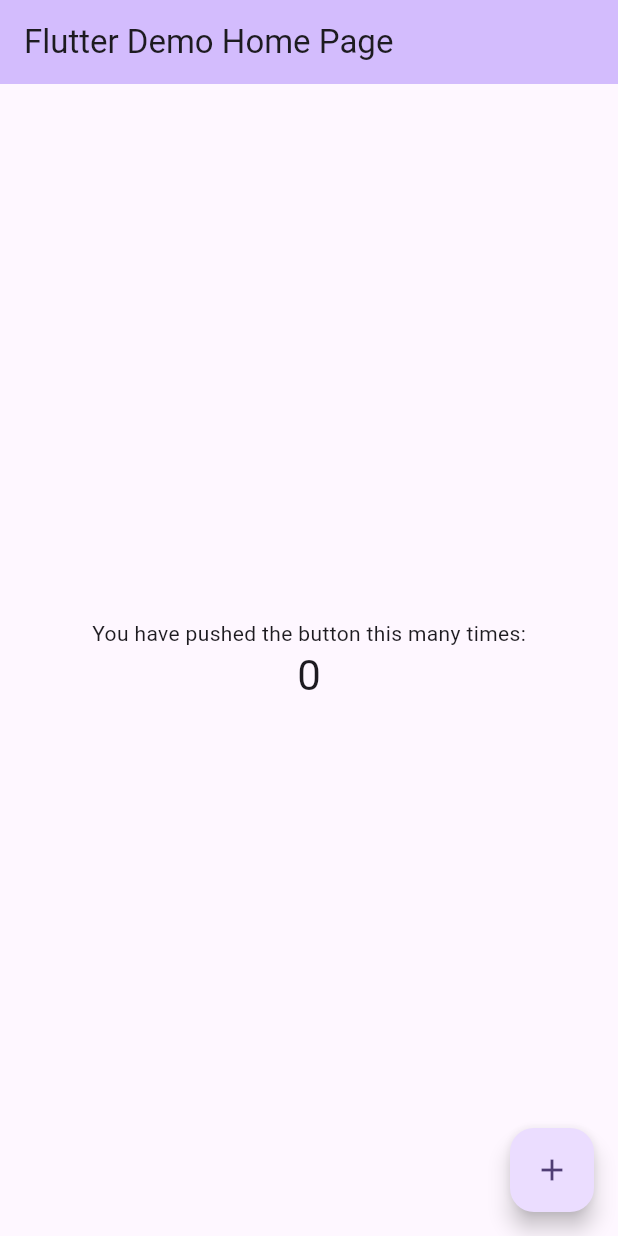
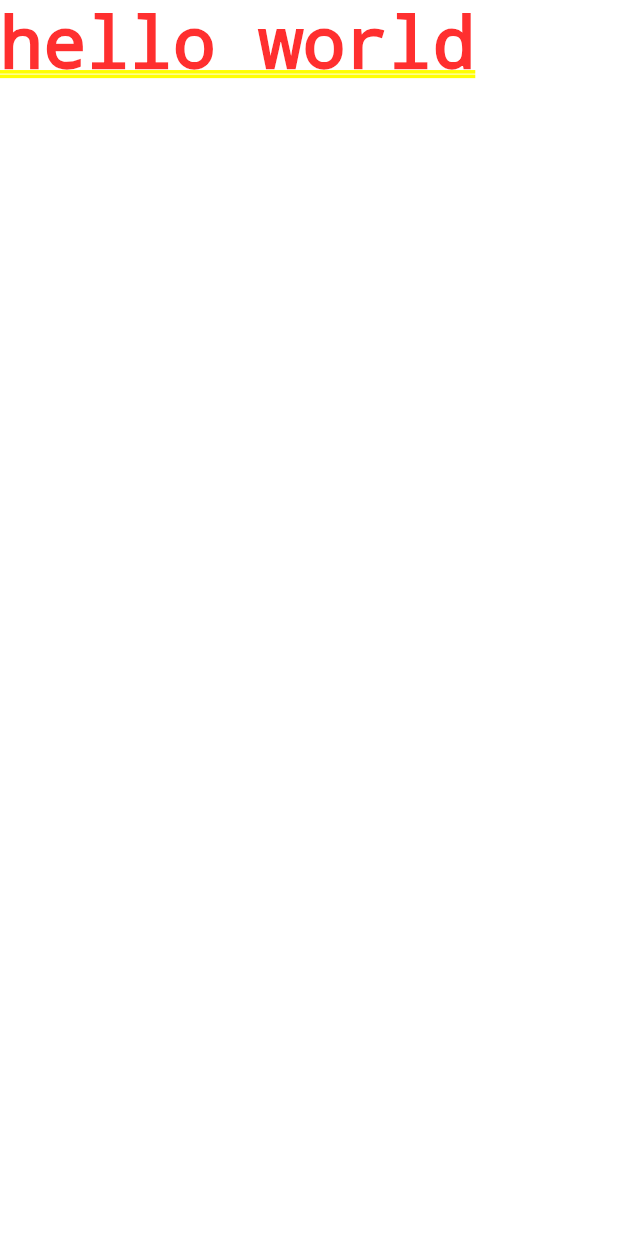
Before and after one commit to anchy99/flutter_application_2, a Flutter app: the screen it shows after launch, on a phone screen of 412 x 824 dp. Run offline on Flutter 3.47's test engine with Material 3 defaults, Android fonts, the phone set to English and light mode, and no system bars.

Commit message:
update homepage

```diff
--- a/lib/main.dart
+++ b/lib/main.dart
@@ -1,4 +1,5 @@
 import 'package:flutter/material.dart';
+import 'package:flutter_application_2/screen/my_home_page.dart';
 
 void main() {
   runApp(const MyApp());
@@ -28,98 +29,10 @@ class MyApp extends StatelessWidget {
         //
         // This works for code too, not just values: Most code changes can be
         // tested with just a hot reload.
-        colorScheme: ColorScheme.fromSeed(seedColor: Colors.deepPurple),
+        colorScheme: ColorScheme.fromSeed(seedColor: Color.fromARGB(255, 58, 96, 183)),
         useMaterial3: true,
       ),
-      home: const MyHomePage(title: 'Flutter Demo Home Page'),
+      home: const MyHomePage(),
     );
   }
 }
-
-class MyHomePage extends StatefulWidget {
-  const MyHomePage({super.key, required this.title});
-
-  // This widget is the home page of your application. It is stateful, meaning
-  // that it has a State object (defined below) that contains fields that affect
-  // how it looks.
-
-  // This class is the configuration for the state. It holds the values (in this
-  // case the title) provided by the parent (in this case the App widget) and
-  // used by the build method of the State. Fields in a Widget subclass are
-  // always marked "final".
-
-  final String title;
-
-  @override
-  State<MyHomePage> createState() => _MyHomePageState();
-}
-
-class _MyHomePageState extends State<MyHomePage> {
-  int _counter = 0;
-
-  void _incrementCounter() {
-    setState(() {
-      // This call to setState tells the Flutter framework that something has
-      // changed in this State, which causes it to rerun the build method below
-      // so that the display can reflect the updated values. If we changed
-      // _counter without calling setState(), then the build method would not be
-      // called again, and so nothing would appear to happen.
-      _counter++;
-    });
-  }
-
-  @override
-  Widget build(BuildContext context) {
-    // This method is rerun every time setState is called, for instance as done
-    // by the _incrementCounter method above.
-    //
-    // The Flutter framework has been optimized to make rerunning build methods
-    // fast, so that you can just rebuild anything that needs updating rather
-    // than having to individually change instances of widgets.
-    return Scaffold(
-      appBar: AppBar(
-        // TRY THIS: Try changing the color here to a specific color (to
-        // Colors.amber, perhaps?) and trigger a hot reload to see the AppBar
-        // change color while the other colors stay the same.
-        backgroundColor: Theme.of(context).colorScheme.inversePrimary,
-        // Here we take the value from the MyHomePage object that was created by
-        // the App.build method, and use it to set our appbar title.
-        title: Text(widget.title),
-      ),
-      body: Center(
-        // Center is a layout widget. It takes a single child and positions it
-        // in the middle of the parent.
-        child: Column(
-          // Column is also a layout widget. It takes a list of children and
-          // arranges them vertically. By default, it sizes itself to fit its
-          // children horizontally, and tries to be as tall as its parent.
-          //
-          // Column has various properties to control how it sizes itself and
-          // how it positions its children. Here we use mainAxisAlignment to
-          // center the children vertically; the main axis here is the vertical
-          // axis because Columns are vertical (the cross axis would be
-          // horizontal).
-          //
-          // TRY THIS: Invoke "debug painting" (choose the "Toggle Debug Paint"
-          // action in the IDE, or press "p" in the console), to see the
-          // wireframe for each widget.
-          mainAxisAlignment: MainAxisAlignment.center,
-          children: <Widget>[
-            const Text(
-              'You have pushed the button this many times:',
-            ),
-            Text(
-              '$_counter',
-              style: Theme.of(context).textTheme.headlineMedium,
-            ),
-          ],
-        ),
-      ),
-      floatingActionButton: FloatingActionButton(
-        onPressed: _incrementCounter,
-        tooltip: 'Increment',
-        child: const Icon(Icons.add),
-      ), // This trailing comma makes auto-formatting nicer for build methods.
-    );
-  }
-}
--- /dev/null
+++ b/lib/screen/my_home_page.dart
@@ -0,0 +1,10 @@
+import 'package:flutter/material.dart';
+
+class MyHomePage extends StatelessWidget {
+  const MyHomePage({super.key});
+
+  @override
+  Widget build(BuildContext context) {
+    return const Text("hello world");
+  }
+}
```
